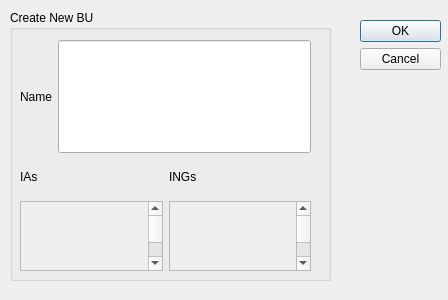
thrichert/softy, file sources/views/add_BU_Diag.ui: the form before one commit.
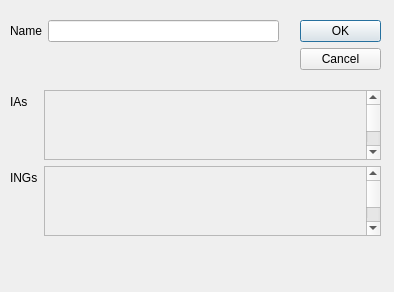
The form after the commit.

```diff
--- a/sources/views/add_BU_Diag.ui
+++ b/sources/views/add_BU_Diag.ui
@@ -6,8 +6,8 @@
    <rect>
     <x>0</x>
     <y>0</y>
-    <width>448</width>
-    <height>300</height>
+    <width>394</width>
+    <height>292</height>
    </rect>
   </property>
   <property name="windowTitle">
@@ -16,7 +16,7 @@
   <widget class="QDialogButtonBox" name="buttonBox">
    <property name="geometry">
     <rect>
-     <x>360</x>
+     <x>300</x>
      <y>20</y>
      <width>81</width>
      <height>241</height>
@@ -29,31 +29,17 @@
     <set>QDialogButtonBox::Cancel|QDialogButtonBox::Ok</set>
    </property>
   </widget>
-  <widget class="QGroupBox" name="groupBox">
-   <property name="geometry">
-    <rect>
-     <x>10</x>
-     <y>10</y>
-     <width>321</width>
-     <height>271</height>
-    </rect>
-   </property>
-   <property name="title">
-    <string>Create New BU</string>
-   </property>
    <widget class="QWidget" name="">
     <property name="geometry">
      <rect>
       <x>10</x>
-      <y>30</y>
-      <width>291</width>
-      <height>231</height>
-     </rect>
-    </property>
-    <layout class="QVBoxLayout" name="verticalLayout_3">
-     <item>
-      <layout class="QHBoxLayout" name="horizontalLayout_2">
-       <item>
+     <y>20</y>
+     <width>269</width>
+     <height>24</height>
+    </rect>
+   </property>
+   <layout class="QFormLayout" name="formLayout">
+    <item row="0" column="0">
         <widget class="QLabel" name="label">
          <property name="sizePolicy">
           <sizepolicy hsizetype="Preferred" vsizetype="Minimum">
@@ -66,7 +52,7 @@
          </property>
         </widget>
        </item>
-       <item>
+    <item row="0" column="1">
         <widget class="QLineEdit" name="BU_name">
          <property name="sizePolicy">
           <sizepolicy hsizetype="Expanding" vsizetype="Minimum">
@@ -77,64 +63,18 @@
         </widget>
        </item>
       </layout>
-     </item>
-     <item>
-      <layout class="QHBoxLayout" name="horizontalLayout">
-       <item>
-        <layout class="QVBoxLayout" name="verticalLayout">
-         <item>
-          <widget class="QLabel" name="label_2">
-           <property name="sizePolicy">
-            <sizepolicy hsizetype="Preferred" vsizetype="Minimum">
-             <horstretch>0</horstretch>
-             <verstretch>0</verstretch>
-            </sizepolicy>
-           </property>
-           <property name="text">
-            <string>IAs</string>
-           </property>
-          </widget>
-         </item>
-         <item>
-          <widget class="QScrollArea" name="scrollArea_IAs">
-           <property name="sizePolicy">
-            <sizepolicy hsizetype="Expanding" vsizetype="Fixed">
-             <horstretch>0</horstretch>
-             <verstretch>0</verstretch>
-            </sizepolicy>
-           </property>
-           <property name="widgetResizable">
-            <bool>true</bool>
-           </property>
-           <widget class="QWidget" name="scrollAreaWidgetContents">
+  </widget>
+  <widget class="QWidget" name="">
             <property name="geometry">
              <rect>
-              <x>0</x>
-              <y>0</y>
-              <width>111</width>
-              <height>169</height>
-             </rect>
-            </property>
-            <property name="minimumSize">
-             <size>
-              <width>111</width>
-              <height>169</height>
-             </size>
-            </property>
-            <property name="maximumSize">
-             <size>
-              <width>111</width>
-              <height>169</height>
-             </size>
-            </property>
-           </widget>
-          </widget>
-         </item>
-        </layout>
-       </item>
-       <item>
-        <layout class="QVBoxLayout" name="verticalLayout_2">
-         <item>
+     <x>10</x>
+     <y>90</y>
+     <width>371</width>
+     <height>213</height>
+    </rect>
+   </property>
+   <layout class="QFormLayout" name="formLayout_2">
+    <item row="2" column="0">
           <widget class="QLabel" name="label_3">
            <property name="sizePolicy">
             <sizepolicy hsizetype="Preferred" vsizetype="Minimum">
@@ -147,7 +87,7 @@
            </property>
           </widget>
          </item>
-         <item>
+    <item row="2" column="1">
           <widget class="QScrollArea" name="scrollArea_INGs">
            <property name="sizePolicy">
             <sizepolicy hsizetype="Expanding" vsizetype="Fixed">
@@ -182,12 +122,55 @@
            </widget>
           </widget>
          </item>
-        </layout>
-       </item>
-      </layout>
-     </item>
-    </layout>
-   </widget>
+    <item row="0" column="1">
+     <widget class="QScrollArea" name="scrollArea_IAs">
+      <property name="sizePolicy">
+       <sizepolicy hsizetype="Expanding" vsizetype="Fixed">
+        <horstretch>0</horstretch>
+        <verstretch>0</verstretch>
+       </sizepolicy>
+      </property>
+      <property name="widgetResizable">
+       <bool>true</bool>
+      </property>
+      <widget class="QWidget" name="scrollAreaWidgetContents">
+       <property name="geometry">
+        <rect>
+         <x>0</x>
+         <y>0</y>
+         <width>111</width>
+         <height>169</height>
+        </rect>
+       </property>
+       <property name="minimumSize">
+        <size>
+         <width>111</width>
+         <height>169</height>
+        </size>
+       </property>
+       <property name="maximumSize">
+        <size>
+         <width>111</width>
+         <height>169</height>
+        </size>
+       </property>
+      </widget>
+     </widget>
+    </item>
+    <item row="0" column="0">
+     <widget class="QLabel" name="label_2">
+      <property name="sizePolicy">
+       <sizepolicy hsizetype="Preferred" vsizetype="Minimum">
+        <horstretch>0</horstretch>
+        <verstretch>0</verstretch>
+       </sizepolicy>
+      </property>
+      <property name="text">
+       <string>IAs</string>
+      </property>
+     </widget>
+    </item>
+   </layout>
   </widget>
  </widget>
  <resources/>
```
Lines whose indentation alone changed are shown as unchanged.
